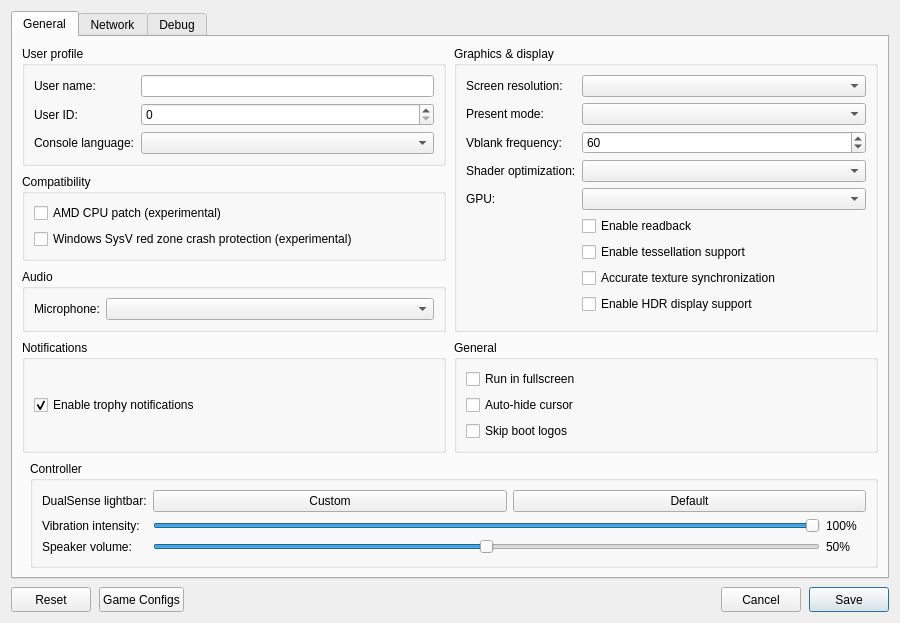
Before: the Qt Designer form src/launcher/forms/configuration_edit_dialog.ui in AN0DIN/KytyPS5, drawn with Qt 5.
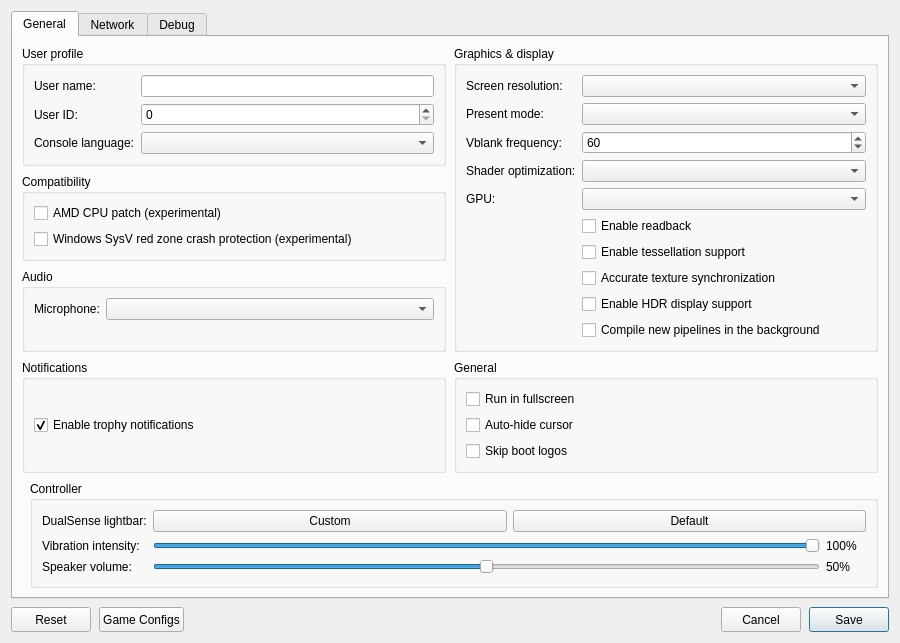
After: the same form once the commit is applied. Custom widgets are drawn as their Qt base class.

Commit message: graphics: create new pipelines in the background and skip their draws

What changed in the file:
```diff
--- a/src/launcher/forms/configuration_edit_dialog.ui
+++ b/src/launcher/forms/configuration_edit_dialog.ui
@@ -186,6 +186,12 @@
               <property name="text"><string>Enable HDR display support</string></property>
              </widget>
             </item>
+            <item row="9" column="1">
+             <widget class="QCheckBox" name="checkBox_async_pipelines">
+              <property name="toolTip"><string>Compile new pipelines in the background and skip the draws that need them meanwhile: an object may appear a moment late the first time it is seen, instead of the game stuttering.</string></property>
+              <property name="text"><string>Compile new pipelines in the background</string></property>
+             </widget>
+            </item>
            </layout>
           </widget>
          </item>
```
The commit also changes 12 other files.
